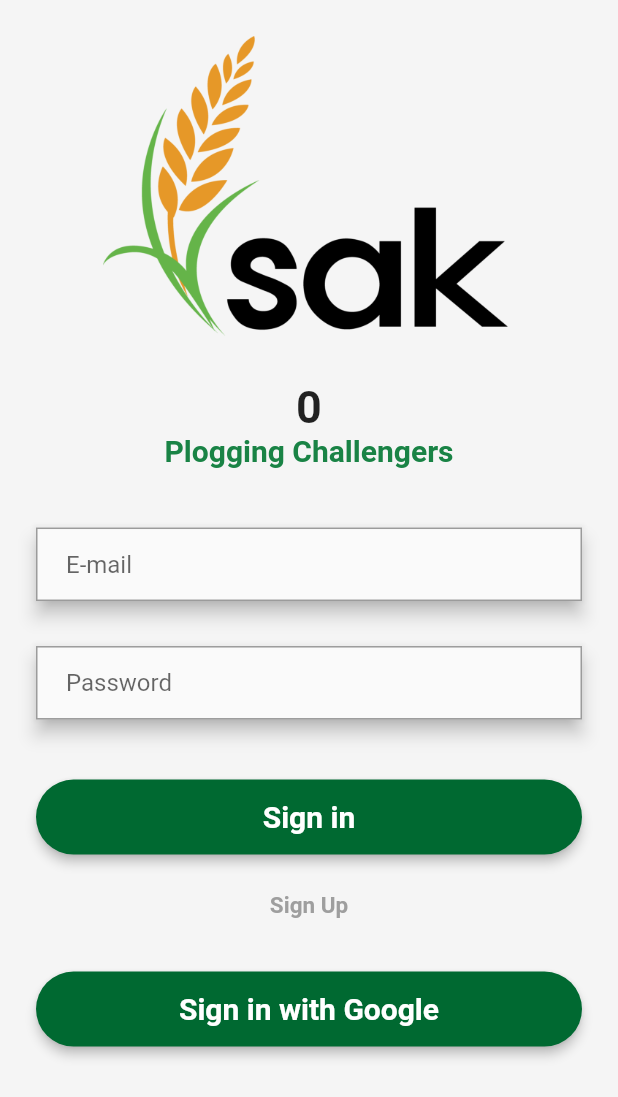
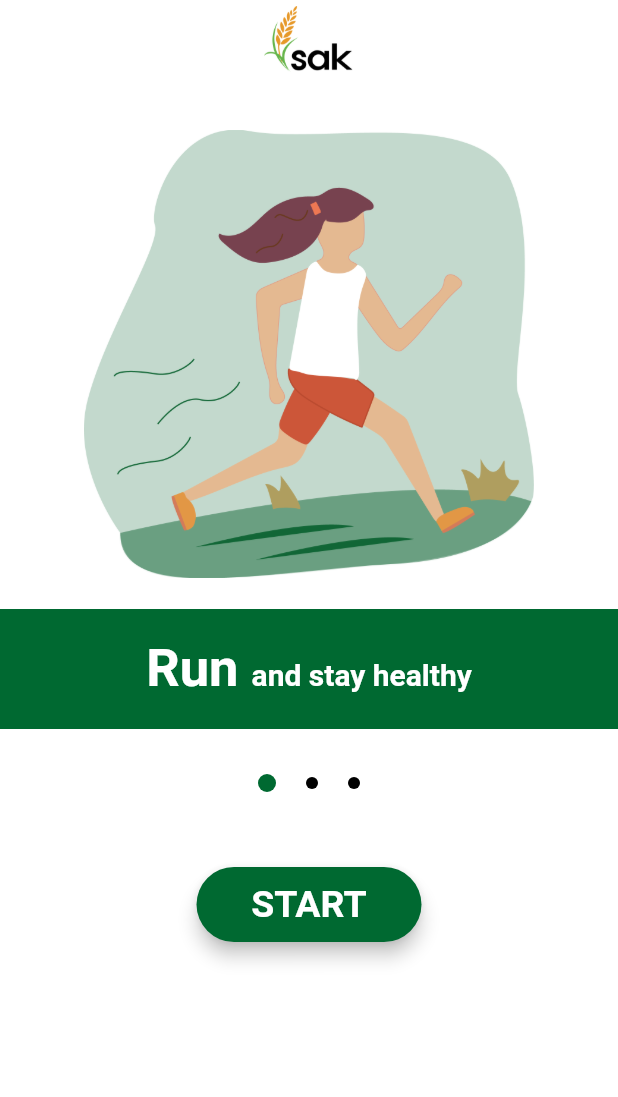
Before and after one commit to simata98/GDSC-Solution-Challenge-Green-Plogging-, a Flutter app: the screen it shows after launch, on a phone screen of 412 x 824 dp. Shown: the top 1097 px of the screen. Run offline on Flutter 3.47's test engine with Material 2 defaults, Android fonts, the light colour scheme and no system bars; our stand-ins replace cached_network_image, cloud_firestore, firebase_auth, firebase_core, firebase_storage, fluttertoast and 6 more; accounts and stored records are empty.

Commit message:
가이드라인 생성

```diff
--- /dev/null
+++ b/lib/screen/guide/guide_item.dart
@@ -0,0 +1,113 @@
+import 'package:flutter/material.dart';
+
+class GuideItem extends StatefulWidget {
+  GuideItem({Key? key, this.num, this.image, this.text, this.textBig})
+      : super(key: key);
+  int? num;
+  String? image;
+  String? text;
+  String? textBig;
+
+  @override
+  State<GuideItem> createState() => _GuideItemState();
+}
+
+class _GuideItemState extends State<GuideItem> {
+  @override
+  Widget build(BuildContext context) {
+    if (widget.num == 0) {
+      return Column(
+        children: [
+          Container(
+            margin: EdgeInsets.only(top: 30),
+            child: Image.asset('${widget.image}', width: 300, height: 300),
+          ),
+          Container(
+              margin: EdgeInsets.only(top: 20),
+              width: MediaQuery.of(context).size.width,
+              height: 80,
+              color: Color.fromARGB(255, 0, 105, 49),
+              child: Center(
+                child: RichText(
+                  text: TextSpan(children: [
+                    TextSpan(
+                        text: '${widget.textBig}',
+                        style: TextStyle(
+                            color: Colors.white,
+                            fontWeight: FontWeight.bold,
+                            fontSize: 35)),
+                    TextSpan(
+                        text: '${widget.text}',
+                        style: TextStyle(
+                            color: Colors.white,
+                            fontWeight: FontWeight.bold,
+                            fontSize: 20))
+                  ]),
+                ),
+              ))
+        ],
+      );
+    } else if (widget.num == 1) {
+      return Column(
+        children: [
+          Container(
+            margin: EdgeInsets.only(top: 30),
+            child: Image.asset('${widget.image}', width: 300, height: 300),
+          ),
+          Container(
+              margin: EdgeInsets.only(top: 20),
+              width: MediaQuery.of(context).size.width,
+              height: 80,
+              color: Color.fromARGB(255, 0, 105, 49),
+              child: Center(
+                  child: Column(
+                    mainAxisAlignment: MainAxisAlignment.center,
+                children: [
+                  Text('${widget.text}',
+                      style: TextStyle(
+                          color: Colors.white,
+                          fontWeight: FontWeight.bold,
+                          fontSize: 20)),
+                  Text('${widget.textBig}',
+                      style: TextStyle(
+                          color: Colors.white,
+                          fontWeight: FontWeight.bold,
+                          fontSize: 35))
+                ],
+              )))
+        ],
+      );
+    }
+    return Column(
+      children: [
+        Container(
+          margin: EdgeInsets.only(top: 30),
+          child: Image.asset('${widget.image}', width: 300, height: 300),
+        ),
+        Container(
+            margin: EdgeInsets.only(top: 20),
+            width: MediaQuery.of(context).size.width,
+            height: 80,
+            color: Color.fromARGB(255, 0, 105, 49),
+            child: Center(
+              child: RichText(
+                text: TextSpan(children: [
+                  TextSpan(
+                      text: '${widget.text}',
+                      style: TextStyle(
+                          color: Colors.white,
+                          fontWeight: FontWeight.bold,
+                          fontSize: 20)),
+                  TextSpan(
+                      text: '${widget.textBig}',
+                      style: TextStyle(
+                          color: Colors.white,
+                          fontWeight: FontWeight.bold,
+                          fontSize: 35)),
+                ]),
+              ),
+            ))
+      ],
+    );
+  }
+}
--- a/lib/screen/guide/guide_line.dart
+++ b/lib/screen/guide/guide_line.dart
@@ -0,0 +1,140 @@
+import 'package:flutter/material.dart';
+import 'package:get/get.dart';
+import '../login/sign_in.dart';
+import 'guide_item.dart';
+
+//앱 처음 실행 시 가이드라인 페이지
+//최초 1회만 뜸
+class GuideLine extends StatefulWidget {
+  const GuideLine({Key? key}) : super(key: key);
+
+  @override
+  State<GuideLine> createState() => _GuideLineState();
+}
+
+class _GuideLineState extends State<GuideLine> {
+  var dotList = [true, false, false];
+  final _pageController = PageController(initialPage: 0);
+  final slideList = [
+    GuideItem(
+        num: 0,
+        image: 'assets/guide1.png',
+        textBig: 'Run ',
+        text: 'and stay healthy'),
+    GuideItem(
+        num: 1,
+        image: 'assets/guide2.png',
+        text: 'Get rest and ',
+        textBig: 'Start Plogging'),
+    GuideItem(
+        num: 2,
+        image: 'assets/guide3.png',
+        text: 'Finish and ',
+        textBig: 'Share')
+  ];
+
+  @override
+  void dispose() {
+    super.dispose();
+  }
+
+  @override
+  Widget build(BuildContext context) {
+    return Scaffold(
+        backgroundColor: Colors.white,
+        appBar: AppBar(
+          backgroundColor: Colors.white,
+          elevation: 0,
+          title: Image.asset('assets/logo.png', width: 60),
+          centerTitle: true,
+        ),
+        body: Column(
+          children: [
+            Container(
+              height: 450,
+              child: PageView.builder(
+                controller: _pageController,
+                scrollDirection: Axis.horizontal,
+                itemCount: slideList.length,
+                itemBuilder: (ctx, i) => slideList[i],
+                onPageChanged: (value) {
+                  sliderDot(value);
+                },
+              ),
+            ),
+            Container(
+              margin: EdgeInsets.only(top: 10),
+              child: Column(children: [
+                showDot(),
+                Container(
+                  width: 150,
+                  height: 50,
+                  margin: EdgeInsets.only(top: 50),
+                  child: ElevatedButton(
+                    onPressed: () => Get.off(SignIn()),
+                    child: Text('START',
+                        style:
+                            TextStyle(fontSize: 25, fontWeight: FontWeight.bold)),
+                    style: ElevatedButton.styleFrom(
+                        elevation: 5,
+                        primary: Color.fromARGB(255, 0, 105, 49),
+                        shape: RoundedRectangleBorder(
+                            borderRadius: BorderRadius.circular(40))),
+                  ),
+                )
+              ]),
+            ),
+          ],
+        ));
+  }
+
+  sliderDot(int page) {
+    setState(() {
+      if (page == 0) {
+        dotList[0] = true;
+        dotList[1] = false;
+        dotList[2] = false;
+      } else if (page == 1) {
+        dotList[0] = false;
+        dotList[1] = true;
+        dotList[2] = false;
+      } else {
+        dotList[0] = false;
+        dotList[1] = false;
+        dotList[2] = true;
+      }
+    });
+  }
+
+  showDot() {
+    return Row(
+      mainAxisAlignment: MainAxisAlignment.center,
+      children: [
+        Container(
+          margin: EdgeInsets.symmetric(horizontal: 10),
+          height: dotList[0] ? 12 : 8,
+          width: dotList[0] ? 12 : 8,
+          decoration: BoxDecoration(
+              color: dotList[0] ? Color.fromARGB(255, 0, 105, 49) : Colors.black,
+              borderRadius: BorderRadius.all(Radius.circular(12))),
+        ),
+        Container(
+          margin: EdgeInsets.symmetric(horizontal: 10),
+          height: dotList[1] ? 12 : 8,
+          width: dotList[1] ? 12 : 8,
+          decoration: BoxDecoration(
+              color: dotList[1] ? Color.fromARGB(255, 0, 105, 49) : Colors.black,
+              borderRadius: BorderRadius.all(Radius.circular(12))),
+        ),
+        Container(
+          margin: EdgeInsets.symmetric(horizontal: 10),
+          height: dotList[2] ? 12 : 8,
+          width: dotList[2] ? 12 : 8,
+          decoration: BoxDecoration(
+              color: dotList[2] ? Color.fromARGB(255, 0, 105, 49) : Colors.black,
+              borderRadius: BorderRadius.all(Radius.circular(12))),
+        )
+      ],
+    );
+  }
+}
--- a/lib/screen/login/sign_in.dart
+++ b/lib/screen/login/sign_in.dart
@@ -1,4 +1,5 @@
 import 'package:flutter/material.dart';
+import 'package:gdsc_solution/screen/guide/guide_line.dart';
 import 'package:gdsc_solution/screen/login/sign_up.dart';
 import 'package:gdsc_solution/screen/myPage/my_page.dart';
 import 'package:gdsc_solution/screen/main/main.dart';
--- a/lib/splash.dart
+++ b/lib/splash.dart
@@ -1,6 +1,6 @@
 import 'dart:async';
 import 'package:flutter/material.dart';
-import 'package:gdsc_solution/screen/login/sign_in.dart';
+import 'package:gdsc_solution/screen/guide/guide_line.dart';
 import 'package:get/get.dart';
 
 class Splash extends StatefulWidget {
@@ -17,7 +17,7 @@ class splash extends State<Splash> {
     super.initState();
     Timer(
       const Duration(seconds: 2),
-      () => Get.off(SignIn())
+      () => Get.off(GuideLine())
     );
   }
 
--- a/pubspec.yaml
+++ b/pubspec.yaml
@@ -55,6 +55,7 @@ dependencies:
 
   google_fonts: ^2.3.1
   cached_network_image: ^3.2.0
+  onboarding: ^3.0.0
 
 dev_dependencies:
   flutter_test:
```
Also changed, not shown: pubspec.lock.
